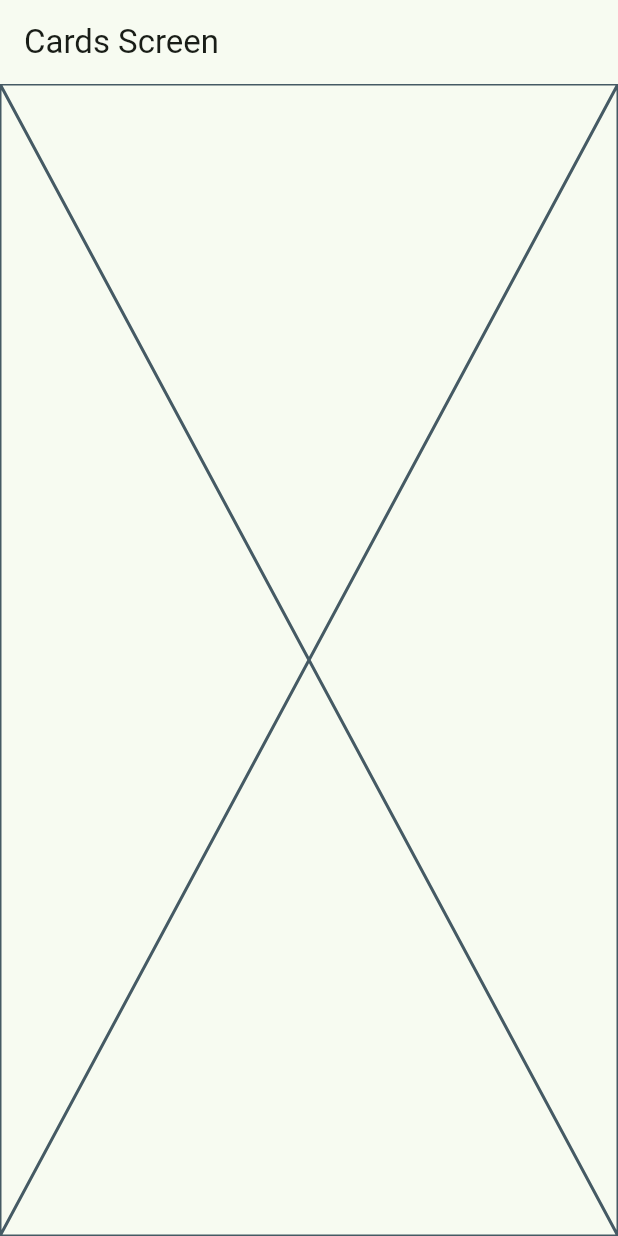
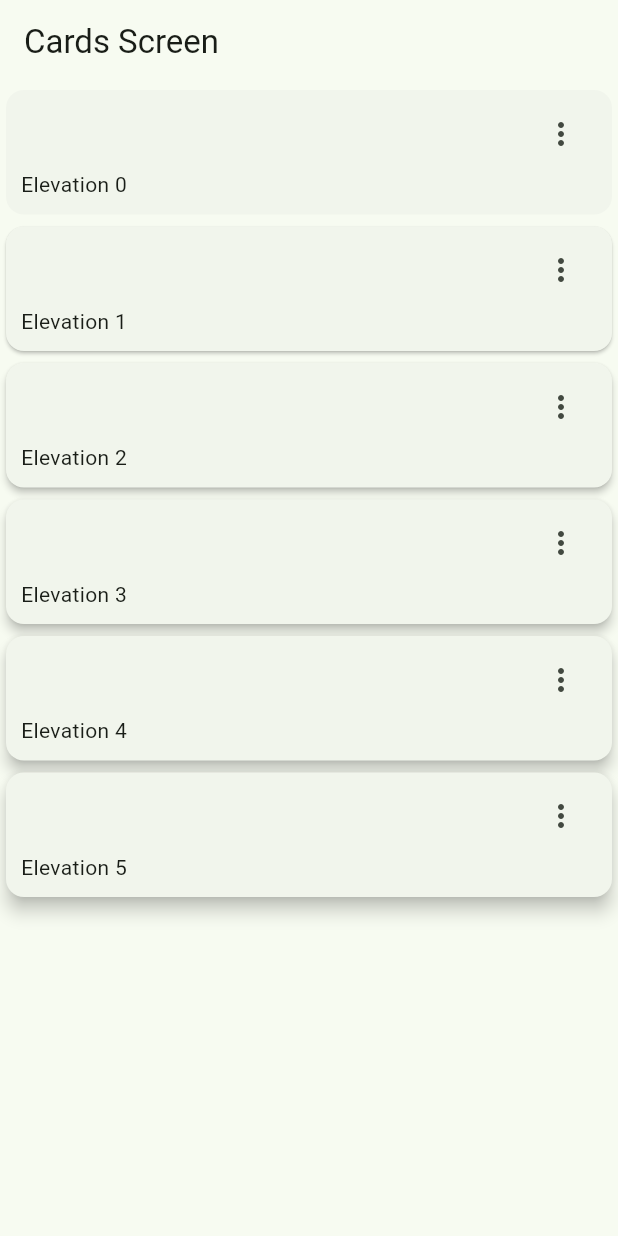
Before and after one commit to jose7balbuena/curso-flutter-begginer-widgets_app, a Flutter app: the CardsScreens screen opened by its route, on a phone screen of 412 x 824 dp. Run offline on Flutter 3.47's test engine with Material 3 defaults, Android fonts, the phone set to English and light mode, and no system bars; our stand-ins replace go_router.

Commit message:
Se hacen las tarjetas

```diff
--- a/lib/presentation/screens/buttons/buttons_Screens.dart
+++ b/lib/presentation/screens/buttons/buttons_Screens.dart
@@ -58,8 +58,8 @@ class _ButtonsView extends StatelessWidget {
               IconButton(onPressed: () {},
               icon: const Icon(Icons.app_registration_outlined),
               style: ButtonStyle(
-                backgroundColor: MaterialStatePropertyAll(color.primary),
-                iconColor: MaterialStatePropertyAll(Colors.white)
+                backgroundColor: WidgetStatePropertyAll(color.primary),
+                iconColor: const WidgetStatePropertyAll(Colors.white),
               ),),
 
 
@@ -83,8 +83,8 @@ final colors = Theme.of(context).colorScheme;
         color: colors.primary,
         child: InkWell(
           onTap: () {},
-          child: Padding(
-            padding: const EdgeInsets.symmetric(horizontal: 10, vertical: 20),
+          child: const Padding(
+            padding: EdgeInsets.symmetric(horizontal: 10, vertical: 20),
             child: Text('hola Mundo', style: TextStyle(color: Colors.white),),
           ),
         ),
--- a/lib/presentation/screens/cards/cards_screen.dart
+++ b/lib/presentation/screens/cards/cards_screen.dart
@@ -1,4 +1,13 @@
 import 'package:flutter/material.dart';
+
+const cards = <Map<String, dynamic>>[
+  {'elevation': 0.0, 'label': 'Elevation 0'},
+  {'elevation': 1.0, 'label': 'Elevation 1'},
+  {'elevation': 2.0, 'label': 'Elevation 2'},
+  {'elevation': 3.0, 'label': 'Elevation 3'},
+  {'elevation': 4.0, 'label': 'Elevation 4'},
+  {'elevation': 5.0, 'label': 'Elevation 5'},
+];
 
 class CardsScreens extends StatelessWidget {
   const CardsScreens({super.key});
@@ -10,7 +19,59 @@ class CardsScreens extends StatelessWidget {
       appBar: AppBar(
         title: const Text('Cards Screen'),
       ),
-      body: const Placeholder(),
+      body: const _CardsView(),
     );
   }
 }
+
+class _CardsView extends StatelessWidget {
+  const _CardsView();
+
+  @override
+  Widget build(BuildContext context) {
+    return  SingleChildScrollView(
+      child: Column(
+        children: [
+          ...cards.map(
+            (card) => _CardType1(label: card['label'], elevation: card['elevation']),
+          ),
+        ],
+      ),
+    );
+  }
+}
+
+class _CardType1 extends StatelessWidget {
+  const _CardType1({
+    required this.label,
+    required this.elevation
+    });
+  final String label;
+  final double elevation;
+
+  @override
+  Widget build(BuildContext context) {
+    return Card(
+      elevation: elevation,
+      child: Padding(
+        padding: const EdgeInsets.fromLTRB(10, 5, 10, 10),
+        child: Column(
+          children: [
+            Align(
+              alignment: Alignment.topRight,
+              child: IconButton(
+
+                onPressed: (){},
+                icon: const Icon(Icons.more_vert_outlined)
+                ),
+              ),
+              Align(
+                alignment: Alignment.bottomLeft,
+                child: Text(label),
+              )
+          ],
+        ),
+      ),
+    );
+  }
+}
--- a/lib/presentation/screens/home/home_screen.dart
+++ b/lib/presentation/screens/home/home_screen.dart
@@ -70,7 +70,6 @@ class _CustumListTile extends StatelessWidget {
         // Navigator.pushNamed(context, menuItem.url);
 
          context.push(menuItem.url);
-        // context.pushNamed(CardsScreens.name);
       },
     );
   }
```
